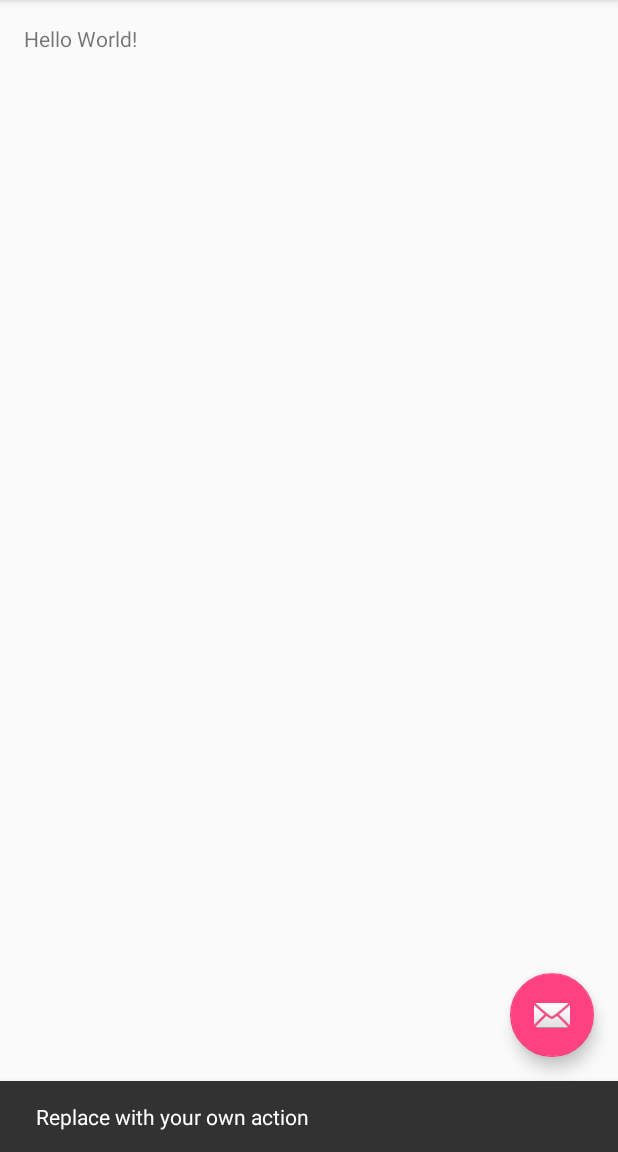
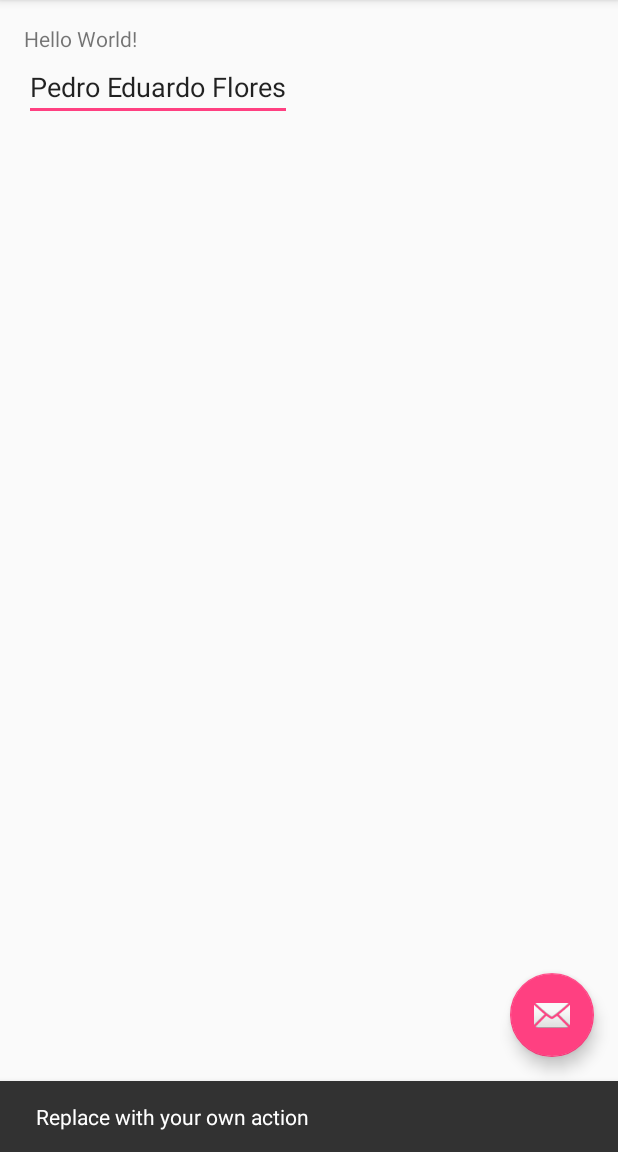
Before and after one commit to EdwardCraft/Android-Course, an Android app: the screen it shows after launch (MainActivity), after a tap on an icon or button, on a phone screen of 412 x 824 dp, the part 84-1236 px from its top. Run offline under Robolectric (Android 15) with nearby library versions, the phone set to English and light mode, and no system bars.

Commit message:
overview of how android studio works

```diff
--- a/Exercise-1/Sunchine/app/src/main/res/layout/fragment_main.xml
+++ b/Exercise-1/Sunchine/app/src/main/res/layout/fragment_main.xml
@@ -1,7 +1,7 @@
 <RelativeLayout xmlns:android="http://schemas.android.com/apk/res/android"
     xmlns:tools="http://schemas.android.com/tools"
     android:layout_width="match_parent"
-    android:layout_height="match_parent"
+    android:layout_height="wrap_content"
     android:paddingBottom="@dimen/activity_vertical_margin"
     android:paddingLeft="@dimen/activity_horizontal_margin"
     android:paddingRight="@dimen/activity_horizontal_margin"
@@ -12,6 +12,16 @@
     <TextView
         android:layout_width="wrap_content"
         android:layout_height="wrap_content"
-        android:text="Hello World!" />
+        android:text="Hello World!"
+        android:id="@+id/textView" />
+
+    <EditText
+        android:layout_width="wrap_content"
+        android:layout_height="wrap_content"
+        android:id="@+id/editText"
+        android:layout_below="@+id/textView"
+        android:layout_alignParentLeft="true"
+        android:layout_alignParentStart="true"
+        android:text="Pedro Eduardo Flores" />
 
 </RelativeLayout>
```
